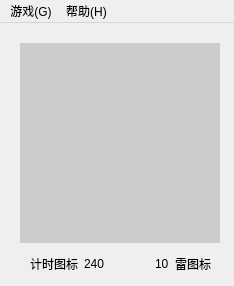
First picture: the form in ui/simple_game.ui, repository hellovovo/pyqt_mine, before the edit.
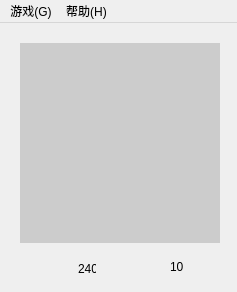
Second picture: the form after the edit. Icons and pictures are not drawn.

```diff
--- a/ui/simple_game.ui
+++ b/ui/simple_game.ui
@@ -6,8 +6,8 @@
    <rect>
     <x>0</x>
     <y>0</y>
-    <width>234</width>
-    <height>286</height>
+    <width>237</width>
+    <height>292</height>
    </rect>
   </property>
   <property name="windowTitle">
@@ -29,58 +29,72 @@
 }</string>
     </property>
    </widget>
-   <widget class="QWidget" name="">
+   <widget class="QLabel" name="label_timer">
     <property name="geometry">
      <rect>
-      <x>30</x>
-      <y>230</y>
-      <width>181</width>
-      <height>22</height>
+      <x>34</x>
+      <y>229</y>
+      <width>30</width>
+      <height>30</height>
      </rect>
     </property>
-    <layout class="QHBoxLayout" name="horizontalLayout">
-     <item>
-      <widget class="QLabel" name="label">
        <property name="text">
-        <string>计时图标</string>
-       </property>
-      </widget>
-     </item>
-     <item>
-      <widget class="QLabel" name="label_2">
-       <property name="text">
-        <string>240</string>
-       </property>
-      </widget>
-     </item>
-     <item>
-      <spacer name="horizontalSpacer">
-       <property name="orientation">
-        <enum>Qt::Horizontal</enum>
-       </property>
-       <property name="sizeHint" stdset="0">
-        <size>
-         <width>40</width>
+     <string/>
+    </property>
+    <property name="pixmap">
+     <pixmap>../imgs/timer.png</pixmap>
+    </property>
+    <property name="scaledContents">
+     <bool>true</bool>
+    </property>
+   </widget>
+   <widget class="QLabel" name="label_time">
+    <property name="geometry">
+     <rect>
+      <x>78</x>
+      <y>236</y>
+      <width>18</width>
          <height>20</height>
-        </size>
-       </property>
-      </spacer>
-     </item>
-     <item>
-      <widget class="QLabel" name="label_3">
+     </rect>
+    </property>
+    <property name="text">
+     <string>240</string>
+    </property>
+   </widget>
+   <widget class="QLabel" name="label_cnt">
+    <property name="geometry">
+     <rect>
+      <x>170</x>
+      <y>236</y>
+      <width>16</width>
+      <height>16</height>
+     </rect>
+    </property>
        <property name="text">
         <string>10</string>
        </property>
       </widget>
-     </item>
-     <item>
       <widget class="QLabel" name="label_4">
+    <property name="enabled">
+     <bool>true</bool>
+    </property>
+    <property name="geometry">
+     <rect>
+      <x>190</x>
+      <y>231</y>
+      <width>25</width>
+      <height>25</height>
+     </rect>
+    </property>
        <property name="text">
-        <string>雷图标</string>
-       </property>
-      </widget>
-     </item>
-    </layout>
+     <string/>
+    </property>
+    <property name="pixmap">
+     <pixmap>../imgs/lei.png</pixmap>
+    </property>
+    <property name="scaledContents">
+     <bool>true</bool>
+    </property>
    </widget>
   </widget>
   <widget class="QMenuBar" name="menubar">
@@ -88,7 +102,7 @@
     <rect>
      <x>0</x>
      <y>0</y>
-     <width>234</width>
+     <width>237</width>
      <height>23</height>
     </rect>
    </property>
```
Lines whose indentation alone changed are shown as unchanged.
